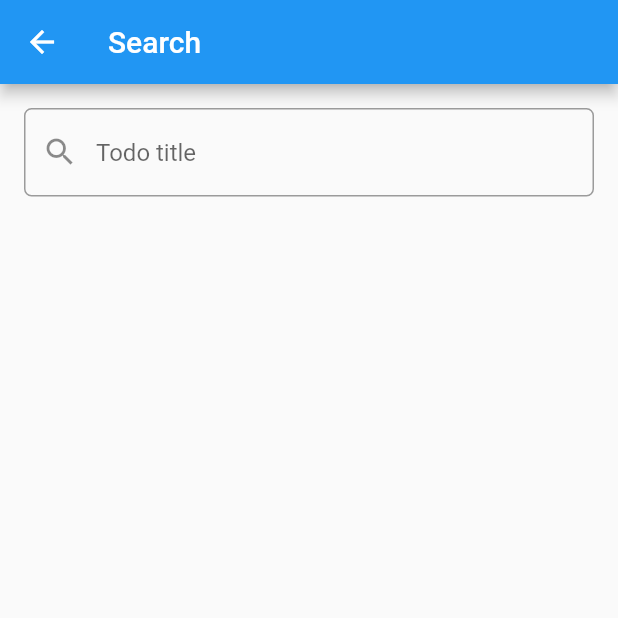
After one commit to baold02/todo_list_app, a Flutter app: the screen it shows after launch, after a tap on the "search" icon, on a phone screen of 412 x 824 dp, the top half of it. The commit adds this screen. Run offline on Flutter 3.47's test engine with Material 2 defaults, Android fonts, the phone set to English and light mode, and no system bars; our stand-ins replace flutter_slidable.

Commit message:
le duc bao

```diff
--- a/lib/controllors/todo_controllor.dart
+++ b/lib/controllors/todo_controllor.dart
@@ -2,46 +2,61 @@ import 'package:flutter/material.dart';
 
 import '../models/todo_model.dart';
 
-class TodoControllor extends ChangeNotifier{
+class TodoControllor extends ChangeNotifier {
   final List<TodoModel> _list = [];
-  List<TodoModel> get todos => _list.where((todo) => todo.isDone == false).toList();
-  List<TodoModel> get todosCompleted => _list.where((element) => element.isDone == true).toList();
+  late List<TodoModel> _listSearch = _list;
+  List<TodoModel> get getListSeacrh => _listSearch;
 
+  List<TodoModel> get todos =>
+      _list.where((todo) => todo.isDone == false).toList();
 
-  void AddTodo(TodoModel model){
+  List<TodoModel> get todosCompleted =>
+      _list.where((element) => element.isDone == true).toList();
+
+  void AddTodo(TodoModel model) {
     _list.add(model);
     notifyListeners();
   }
 
-void updateTodo( TodoModel  todoModel, String title, String des){
+  void updateTodo(TodoModel todoModel, String title, String des) {
     todoModel.title = title;
     todoModel.Descripton = des;
     notifyListeners();
-
   }
 
-bool checkTodoStatus(TodoModel todoModel){
+  bool checkTodoStatus(TodoModel todoModel) {
     todoModel.isDone = !todoModel.isDone;
     notifyListeners();
     return todoModel.isDone;
   }
 
-TodoModel? findById(String? id){
+  TodoModel? findById(String? id) {
     return _list.firstWhere((element) => element?.id == id);
   }
 
- void RemoTodo(TodoModel todo){
+  void RemoTodo(TodoModel todo) {
     _list.remove(todo);
     notifyListeners();
   }
 
- void xapXep(){
+  void xapXep() {
     _list.sort((a, b) => a.title.compareTo(b.title));
     notifyListeners();
   }
 
- void newset(){
-    _list.sort((c,d)=>c.id.toString().compareTo(d.id.toString()));
+  void newset() {
+    _list.sort((c, d) => c.id.toString().compareTo(d.id.toString()));
     notifyListeners();
   }
+
+  void search(String value) {
+    if (value.isEmpty) {
+      _listSearch = _list;
+    } else {
+      _listSearch = _list
+          .where((element) =>
+          element.title!.toLowerCase().contains(value.toLowerCase()))
+          .toList();
   }
+  }
+}
--- a/lib/main.dart
+++ b/lib/main.dart
@@ -4,6 +4,7 @@ import 'package:todo_list_app/controllors/todo_controllor.dart';
 import 'package:todo_list_app/dialog/dialog_add.dart';
 import 'package:todo_list_app/dialog/dialog_edit.dart';
 import 'package:todo_list_app/models/todo_model.dart';
+import 'package:todo_list_app/screens/search_todo_screen.dart';
 import 'package:todo_list_app/screens/todo_detail_screen.dart';
 import 'package:todo_list_app/widgets/todo_item.dart';
 import 'package:todo_list_app/widgets/todo_list.dart';
@@ -13,7 +14,8 @@ void main() {
     child: MaterialApp(home: MyHomePage(),
       debugShowCheckedModeBanner: false,
       routes: {
-          TodoDetailsScreen.routeName:(context) =>TodoDetailsScreen()
+          TodoDetailsScreen.routeName:(context) =>TodoDetailsScreen(),
+          SearchScreen.routeName:(context) => SearchScreen()
       },
     ),
   )
@@ -42,6 +44,9 @@ class _MyHomePageState extends State<MyHomePage> {
           fontWeight: FontWeight.bold
         ),),backgroundColor: Colors.white,
          actions: [
+            IconButton(onPressed: (){
+              Navigator.of(context).pushNamed(SearchScreen.routeName);
+            }, icon: Icon(Icons.search_outlined,color: Colors.black,)),
              PopupMenuButton(itemBuilder: (context) {
 
                return [
--- a/lib/models/todo_model.dart
+++ b/lib/models/todo_model.dart
@@ -5,4 +5,5 @@ class TodoModel {
   bool isDone;
 
   TodoModel({ this.id, this.title= '', this.Descripton = '', this.isDone= false});
+
 }
--- /dev/null
+++ b/lib/screens/search_todo_screen.dart
@@ -0,0 +1,67 @@
+import 'package:flutter/material.dart';
+import 'package:provider/provider.dart';
+import 'package:todo_list_app/widgets/todo_item.dart';
+
+import '../controllors/todo_controllor.dart';
+import '../models/todo_model.dart';
+class SearchScreen extends StatefulWidget {
+  static const routeName = '/todo-serch';
+  const SearchScreen({Key? key}) : super(key: key);
+
+  @override
+  State<SearchScreen> createState() => _SearchScreenState();
+}
+
+class _SearchScreenState extends State<SearchScreen> {
+
+  final controller = TextEditingController();
+  List<TodoModel> todos1 = TodoControllor().todos;
+  TodoControllor get todoController => context.read<TodoControllor>();
+  void seacrh(String value){
+    setState(() {
+      todoController.search(value);
+    });
+  }
+
+  @override
+  Widget build(BuildContext context) {
+    return Scaffold(
+      appBar: AppBar(
+        title: Text('Search'),
+      ),
+      body: Column(
+          children: [
+            Container(
+              margin: EdgeInsets.fromLTRB(16, 16, 16, 16),
+              child: TextField(
+                controller: controller,
+                decoration: InputDecoration(
+                    prefixIcon: Icon(Icons.search),
+                    hintText: 'Todo title',
+                    border: OutlineInputBorder(
+                        borderRadius: BorderRadius.circular(5),
+                        borderSide: BorderSide(color: Colors.blue)
+                    )
+                ),
+                onChanged: (value) =>seacrh(value),
+              ),
+            ),
+            Expanded(
+                child: Consumer<TodoControllor>(builder: (context,controller,_){
+                  return ListView.builder(
+                    itemCount: controller.getListSeacrh.length,
+                      itemBuilder: (context,index){
+                    return TodoItem(todoModel: controller.getListSeacrh[index]);
+
+                  });
+                },)
+            )
+          ]
+      ),
+    );
+
+  }
+
+
+
+}
--- a/lib/widgets/todo_item.dart
+++ b/lib/widgets/todo_item.dart
@@ -58,7 +58,7 @@ class TodoItem extends StatelessWidget {
   }
    Widget buildTodo(BuildContext context) => GestureDetector(
      onTap: (){
-       Navigator.of(context).pushNamed(TodoDetailsScreen.routeName,arguments: todoModel?.id);
+       Navigator.of(context).pushNamed(TodoDetailsScreen.routeName,arguments: todoModel.id);
      },
    child:  Row(
      children: [
```
Lines whose indentation alone changed are shown as unchanged.
